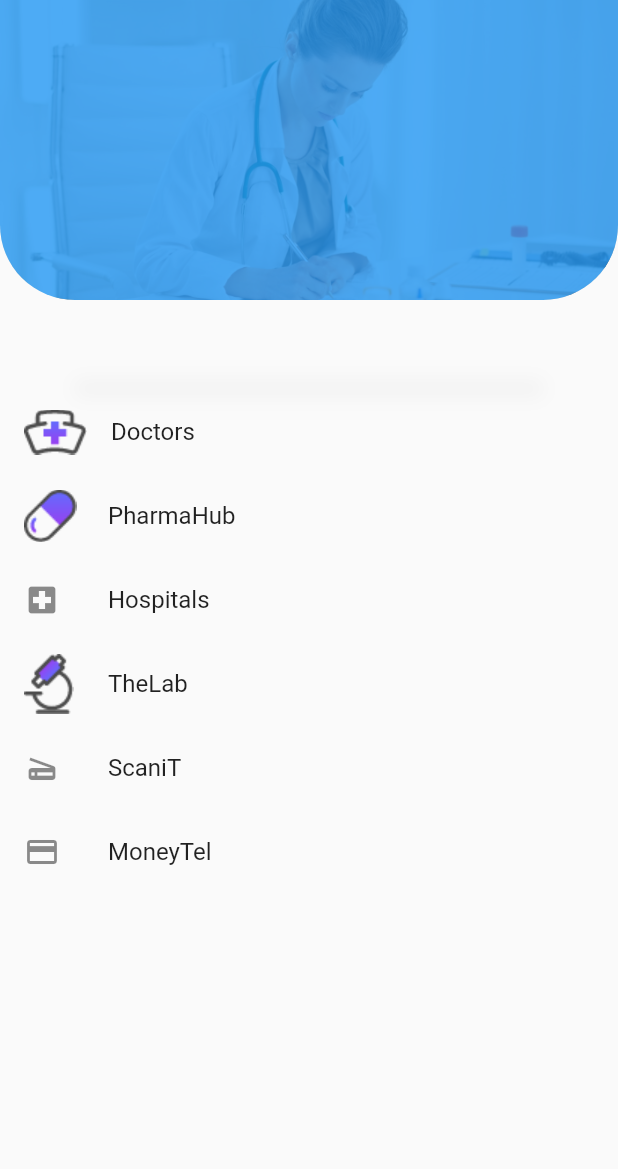
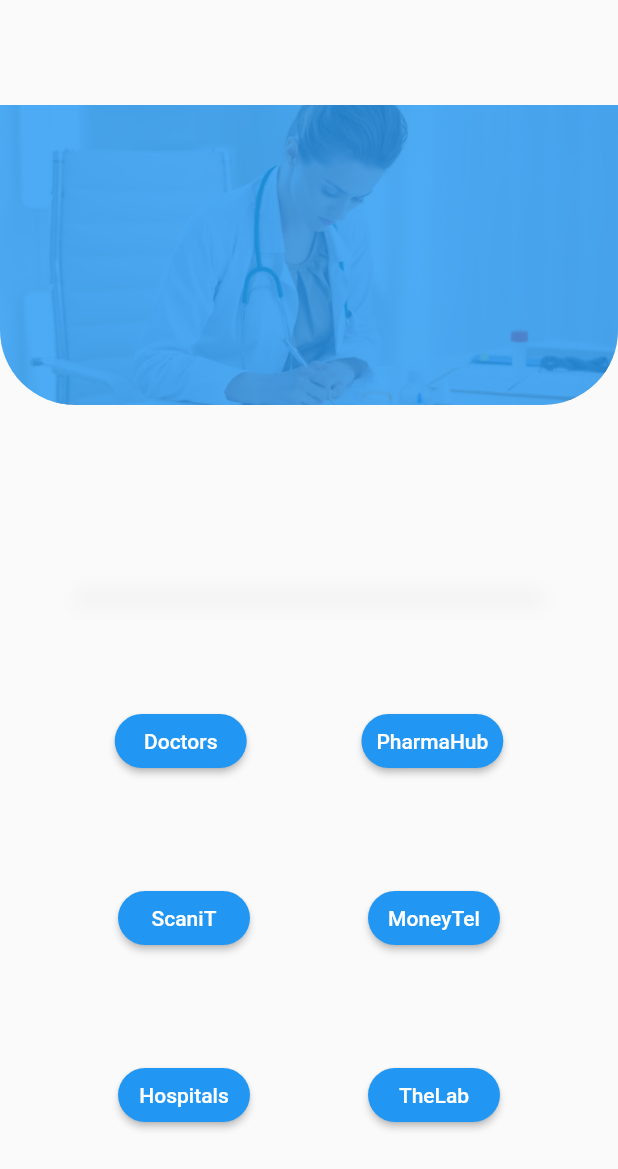
Before and after one commit to ruzane/digitAT, a Flutter app: the HomeOptions screen opened directly, on a phone screen of 412 x 824 dp. Shown: the top 1169 px of the screen. Run offline on Flutter 3.47's test engine with Material 2 defaults, Android fonts, the phone set to English and light mode, and no system bars; our stand-ins replace carousel_slider, curved_navigation_bar, flutter_form_builder, hexcolor, splashscreen.

```diff
--- a/lib/main.dart
+++ b/lib/main.dart
@@ -43,7 +43,7 @@ class AfterSplash extends StatelessWidget {
   @override
   Widget build(BuildContext context) {
     return MaterialApp(
-      title: 'Ecommerce Flutter UI',
+      title: 'digitAT',
       initialRoute: '/',
       onGenerateRoute: RouteGenerator.generateRoute,
       debugShowCheckedModeBanner: false,
--- a/lib/pages/getStarted.dart
+++ b/lib/pages/getStarted.dart
@@ -32,7 +32,7 @@ class _GetStartedState extends State<GetStarted> {
                       color:Theme.of(context).primaryColor.withOpacity(0.8),
                       fontWeight: FontWeight.bold,
                       fontSize: 30.0,
-                      fontFamily: "Poppins"
+                      fontFamily: "Bauhaus"
                     ),
                   ),
                 ),
--- a/lib/pages/home_options.dart
+++ b/lib/pages/home_options.dart
@@ -13,7 +13,8 @@ class _HomeOptionsState extends State<HomeOptions> {
   @override
   Widget build(BuildContext context) {
     return Scaffold(
-      body:  ListView(
+      body:  Column(
+        mainAxisAlignment: MainAxisAlignment.spaceEvenly,
         children: <Widget>[
           Container(
               height: 200.0,
@@ -40,7 +41,101 @@ class _HomeOptionsState extends State<HomeOptions> {
                     color: Colors.grey.withOpacity(0.10), offset: Offset(0,4), blurRadius: 10)
                 ],
               ),),
-          ListTile(
+              Row(
+                mainAxisAlignment: MainAxisAlignment.spaceEvenly,
+                 children: <Widget>[
+                  RaisedButton(child: Text("Doctors"),
+                onPressed: (){
+               Navigator.of(context).pushNamed('/home',arguments: [currentUser.name,currentUser.phoneNumber]);
+
+                },
+                shape: RoundedRectangleBorder(
+  borderRadius: BorderRadius.circular(18.0)
+),
+                color:Theme.of(context).accentColor,
+                textColor: Colors.white,
+                padding: EdgeInsets.fromLTRB(10, 10, 10, 10),
+
+              ),
+                   RaisedButton(child: Text("PharmaHub"),
+                onPressed: (){
+               Navigator.of(context).pushNamed('/medecines');
+
+                },
+                shape: RoundedRectangleBorder(
+  borderRadius: BorderRadius.circular(18.0)
+),
+                color:Theme.of(context).accentColor,
+                textColor: Colors.white,
+                padding: EdgeInsets.fromLTRB(10, 10, 10, 10),
+
+              )
+                 ],
+              ),
+                       Row(
+                mainAxisAlignment: MainAxisAlignment.spaceEvenly,
+                 children: <Widget>[
+                  RaisedButton(child: Text("ScaniT"),
+                onPressed: (){
+               Navigator.of(context).pushNamed('/home',arguments: [currentUser.name,currentUser.phoneNumber]);
+
+                },
+                shape: RoundedRectangleBorder(
+  borderRadius: BorderRadius.circular(18.0)
+),
+                color: Theme.of(context).accentColor,
+                textColor: Colors.white,
+                padding: EdgeInsets.fromLTRB(10, 10, 10, 10),
+
+              ),
+                   RaisedButton(child: Text("MoneyTel"),
+                onPressed: (){
+               Navigator.of(context).pushNamed('/medecines');
+
+                },
+                                shape: RoundedRectangleBorder(
+  borderRadius: BorderRadius.circular(18.0)
+),
+                color: Theme.of(context).accentColor,
+                textColor: Colors.white,
+                padding: EdgeInsets.fromLTRB(10, 10, 10, 10),
+
+              )
+                 ],
+              ),
+                       Row(
+                mainAxisAlignment: MainAxisAlignment.spaceEvenly,
+                 children: <Widget>[
+                  RaisedButton(child: Text("Hospitals"),
+                onPressed: (){
+               Navigator.of(context).pushNamed('/home',arguments: [currentUser.name,currentUser.phoneNumber]);
+
+                },
+                                shape: RoundedRectangleBorder(
+  borderRadius: BorderRadius.circular(18.0)
+),
+                color: Theme.of(context).accentColor,
+                textColor: Colors.white,
+                padding: EdgeInsets.fromLTRB(10, 10, 10, 10),
+
+              ),
+                   RaisedButton(child: Text("TheLab"),
+                onPressed: (){
+               Navigator.of(context).pushNamed('/medecines');
+
+                },
+                shape: RoundedRectangleBorder(
+  borderRadius: BorderRadius.circular(18.0)
+),
+
+                color: Theme.of(context).accentColor,
+                textColor: Colors.white,
+                padding: EdgeInsets.fromLTRB(10, 10, 10, 10),
+
+              )
+                 ],
+              ),
+                /*      ListTile(
             leading: Image(image: AssetImage('images/nurse.png'),),
             title:Text('Doctors'),
            onTap:(){
@@ -73,7 +168,7 @@ class _HomeOptionsState extends State<HomeOptions> {
             leading: Icon(Icons.payment),
             title:Text('MoneyTel'),
 
-          ),
+          ),*/
 
         ]
         )
--- a/lib/pages/medecines.dart
+++ b/lib/pages/medecines.dart
@@ -31,7 +31,7 @@ class _MedecinesState extends State<Medecines> {
         ),
         backgroundColor: Theme.of(context).accentColor,
         title: Text(
-          'Medicines',
+          'PharmaHub',
           style: TextStyle(
             fontSize:22.0,
             fontFamily: 'Poppins',
@@ -65,7 +65,7 @@ class _MedecinesState extends State<Medecines> {
               padding:EdgeInsets.only(top:12.0,right: 12.0,left: 12.0,bottom: 12.0),
               alignment: Alignment.topLeft,
               child: Text(
-                'Medecines :',
+                'Medicines :',
                 style: TextStyle(
                   fontFamily: 'Poppins',
                   fontSize: 16.0,
--- a/lib/pages/verification_number.dart
+++ b/lib/pages/verification_number.dart
@@ -106,7 +106,7 @@ class _VerificationNumberState extends State<VerificationNumber> {
                       color: Theme.of(context).accentColor,
                       onPressed: (){
                         if(_formKey.currentState.validate()){
-                          Navigator.of(context).pushNamed('/homeoptions');
+               Navigator.of(context).pushNamed('/home',arguments: [currentUser.name,currentUser.phoneNumber]);
                         }
                       },
                       shape: RoundedRectangleBorder(
--- a/pubspec.yaml
+++ b/pubspec.yaml
@@ -111,6 +111,9 @@ flutter:
   # For details regarding fonts from package dependencies,
   # see https://flutter.dev/custom-fonts/#from-packages
   fonts:
+    - family: Bauhaus
+      fonts:
+        - asset: fonts/Bauhaus 93 Regular.ttf
     - family: LexendDeca
       fonts:
         - asset: fonts/LexendDeca-Regular.ttf
```
Also changed, not shown: lib/pages/home.dart (+101 -24 lines), fonts/BAUHS93.ttf (added), fonts/Bauhaus 93 Regular.ttf (added).
